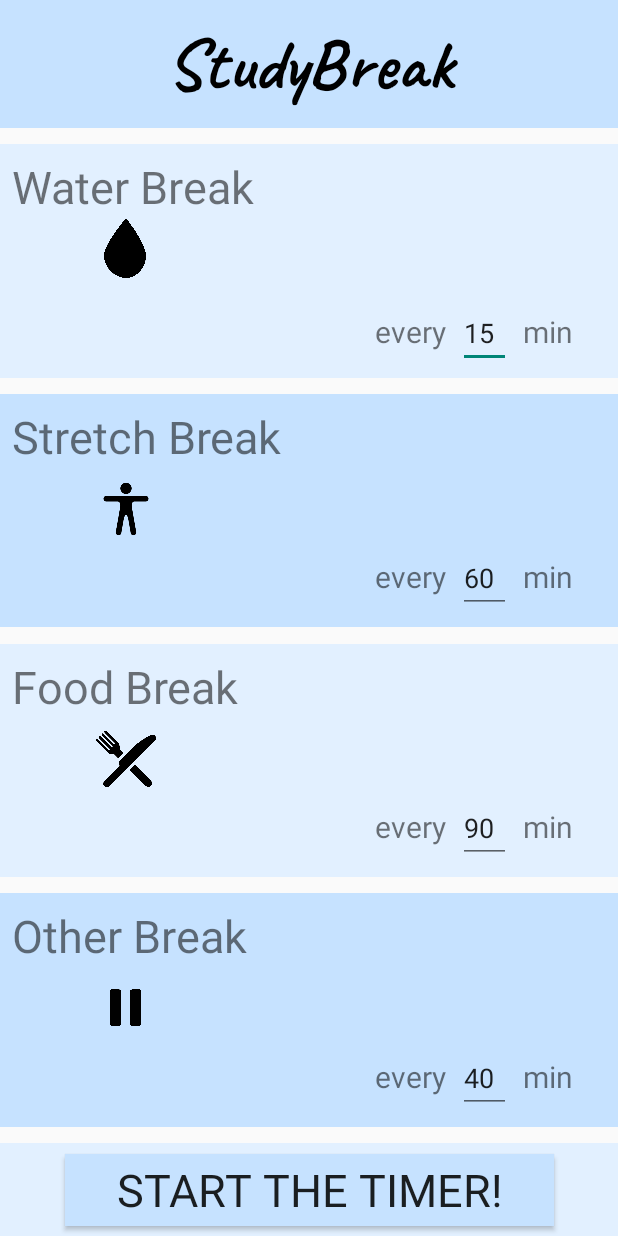
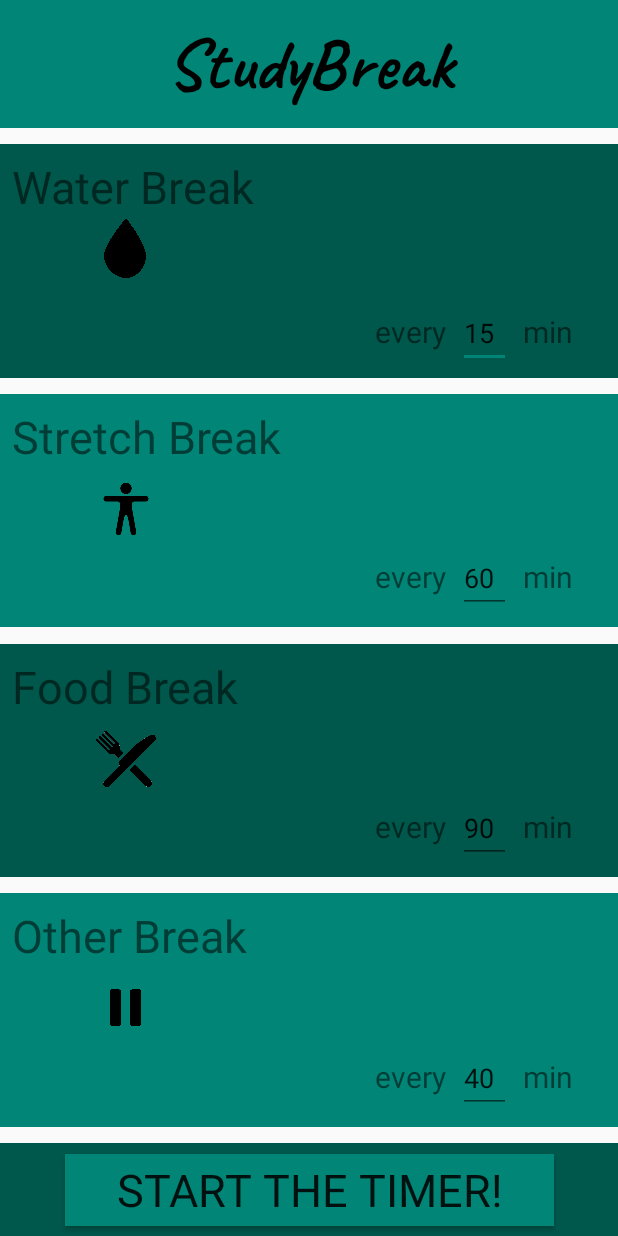
Before and after one commit to CiaraSouthgate/StudyBreak, an Android app: the screen it shows after launch (MainActivity), on a phone screen of 412 x 824 dp. Run offline under Robolectric (Android 15) with nearby library versions, the phone set to English and light mode, and no system bars; Roboto replaces fonts that are not available here.

```diff
--- a/app/src/main/res/layout/activity_main.xml
+++ b/app/src/main/res/layout/activity_main.xml
@@ -17,7 +17,7 @@
             android:id="@+id/view"
             android:layout_width="0dp"
             android:layout_height="0dp"
-            android:background="#e2f0ff"
+            android:background="@color/colorPrimaryDark"
             app:layout_constraintBottom_toTopOf="@+id/view2"
             app:layout_constraintEnd_toEndOf="parent"
             app:layout_constraintHeight_percent=".23"
@@ -29,7 +29,7 @@
             android:id="@+id/view2"
             android:layout_width="0dp"
             android:layout_height="0dp"
-            android:background="#c6e2ff"
+            android:background="@color/colorPrimary"
             app:layout_constraintBottom_toTopOf="@+id/view4"
             app:layout_constraintEnd_toEndOf="parent"
             app:layout_constraintHeight_percent=".23"
@@ -41,7 +41,7 @@
             android:id="@+id/view4"
             android:layout_width="0dp"
             android:layout_height="0dp"
-            android:background="#e2f0ff"
+            android:background="@color/colorPrimaryDark"
             app:layout_constraintBottom_toTopOf="@+id/view5"
             app:layout_constraintEnd_toEndOf="parent"
             app:layout_constraintHeight_percent=".23"
@@ -53,7 +53,7 @@
             android:id="@+id/view5"
             android:layout_width="0dp"
             android:layout_height="0dp"
-            android:background="#c6e2ff"
+            android:background="@color/colorPrimary"
             app:layout_constraintBottom_toBottomOf="parent"
             app:layout_constraintEnd_toEndOf="parent"
             app:layout_constraintHeight_percent=".23"
@@ -281,7 +281,7 @@
         android:id="@+id/Title"
         android:layout_width="0dp"
         android:layout_height="85dp"
-        android:background="#c6e2ff"
+        android:background="@color/colorPrimary"
         android:fontFamily="@font/caveat_bold"
         android:gravity="center"
         android:paddingStart="10sp"
@@ -302,7 +302,7 @@
         android:id="@+id/start_button"
         android:layout_width="326dp"
         android:layout_height="wrap_content"
-        android:background="	#c6e2ff"
+        android:background="@color/colorPrimary"
         android:fontFamily="@font/roboto_thin"
         android:text="@string/start_button"
         android:textSize="30sp"
@@ -315,7 +315,7 @@
         android:id="@+id/bottom_box"
         android:layout_width="0dp"
         android:layout_height="62dp"
-        android:background="#e2f0ff"
+        android:background="@color/colorPrimaryDark"
         app:layout_constraintBottom_toBottomOf="parent"
         app:layout_constraintEnd_toEndOf="parent"
         app:layout_constraintStart_toStartOf="parent" />
```
